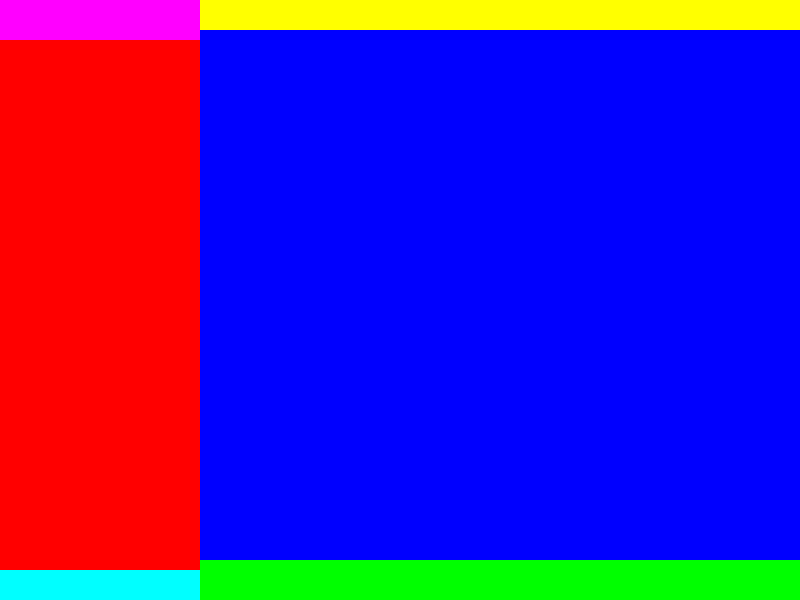
Above: src/qt/ui/decentralchat.ui from Goodyear-Smith-Dev/DecentralChat before the change. Below: the same form after it.
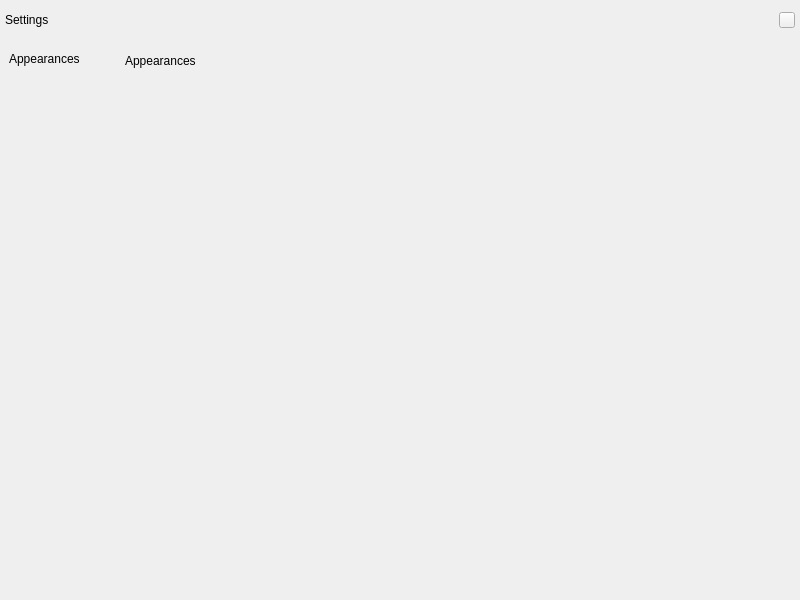
That is the form after the change. Custom widgets are drawn as their Qt base class.

Commit message: Add settings page

The edit to the form file:
```diff
--- a/src/qt/ui/decentralchat.ui
+++ b/src/qt/ui/decentralchat.ui
@@ -54,7 +54,7 @@
        </sizepolicy>
       </property>
       <property name="currentIndex">
-       <number>2</number>
+       <number>3</number>
       </property>
       <widget class="QWidget" name="p_cA">
        <property name="sizePolicy">
@@ -843,9 +843,6 @@
            </item>
            <item>
             <widget class="QWidget" name="p_main_mainContent" native="true">
-             <property name="styleSheet">
-              <string notr="true">background-color: blue;</string>
-             </property>
              <layout class="QVBoxLayout" name="verticalLayout_4" stretch="0,0,0">
               <property name="spacing">
                <number>0</number>
@@ -911,6 +908,292 @@
         </item>
        </layout>
       </widget>
+      <widget class="QWidget" name="p_sttn">
+       <layout class="QVBoxLayout" name="verticalLayout_5">
+        <property name="spacing">
+         <number>0</number>
+        </property>
+        <property name="leftMargin">
+         <number>0</number>
+        </property>
+        <property name="topMargin">
+         <number>0</number>
+        </property>
+        <property name="rightMargin">
+         <number>0</number>
+        </property>
+        <property name="bottomMargin">
+         <number>0</number>
+        </property>
+        <item>
+         <widget class="QWidget" name="sttnTop" native="true">
+          <layout class="QHBoxLayout" name="horizontalLayout_7">
+           <property name="spacing">
+            <number>0</number>
+           </property>
+           <property name="leftMargin">
+            <number>5</number>
+           </property>
+           <property name="topMargin">
+            <number>5</number>
+           </property>
+           <property name="rightMargin">
+            <number>5</number>
+           </property>
+           <property name="bottomMargin">
+            <number>10</number>
+           </property>
+           <item>
+            <widget class="QLabel" name="p_sttn_title">
+             <property name="sizePolicy">
+              <sizepolicy hsizetype="Preferred" vsizetype="Maximum">
+               <horstretch>0</horstretch>
+               <verstretch>0</verstretch>
+              </sizepolicy>
+             </property>
+             <property name="minimumSize">
+              <size>
+               <width>70</width>
+               <height>30</height>
+              </size>
+             </property>
+             <property name="font">
+              <font>
+               <pointsize>9</pointsize>
+              </font>
+             </property>
+             <property name="text">
+              <string>Settings</string>
+             </property>
+            </widget>
+           </item>
+           <item>
+            <spacer name="horizontalSpacer_4">
+             <property name="orientation">
+              <enum>Qt::Horizontal</enum>
+             </property>
+             <property name="sizeHint" stdset="0">
+              <size>
+               <width>40</width>
+               <height>20</height>
+              </size>
+             </property>
+            </spacer>
+           </item>
+           <item>
+            <widget class="QPushButton" name="p_sttn_leave">
+             <property name="sizePolicy">
+              <sizepolicy hsizetype="Fixed" vsizetype="Fixed">
+               <horstretch>0</horstretch>
+               <verstretch>0</verstretch>
+              </sizepolicy>
+             </property>
+             <property name="minimumSize">
+              <size>
+               <width>16</width>
+               <height>16</height>
+              </size>
+             </property>
+             <property name="maximumSize">
+              <size>
+               <width>16</width>
+               <height>16</height>
+              </size>
+             </property>
+             <property name="text">
+              <string/>
+             </property>
+             <property name="iconSize">
+              <size>
+               <width>16</width>
+               <height>16</height>
+              </size>
+             </property>
+            </widget>
+           </item>
+          </layout>
+         </widget>
+        </item>
+        <item>
+         <widget class="QWidget" name="sttnBottom" native="true">
+          <layout class="QHBoxLayout" name="horizontalLayout_2">
+           <property name="spacing">
+            <number>0</number>
+           </property>
+           <property name="leftMargin">
+            <number>0</number>
+           </property>
+           <property name="topMargin">
+            <number>0</number>
+           </property>
+           <property name="rightMargin">
+            <number>0</number>
+           </property>
+           <property name="bottomMargin">
+            <number>0</number>
+           </property>
+           <item>
+            <widget class="QScrollArea" name="sttnLeftBar">
+             <property name="sizePolicy">
+              <sizepolicy hsizetype="Minimum" vsizetype="Expanding">
+               <horstretch>0</horstretch>
+               <verstretch>0</verstretch>
+              </sizepolicy>
+             </property>
+             <property name="minimumSize">
+              <size>
+               <width>120</width>
+               <height>0</height>
+              </size>
+             </property>
+             <property name="layoutDirection">
+              <enum>Qt::LeftToRight</enum>
+             </property>
+             <property name="frameShape">
+              <enum>QFrame::NoFrame</enum>
+             </property>
+             <property name="verticalScrollBarPolicy">
+              <enum>Qt::ScrollBarAsNeeded</enum>
+             </property>
+             <property name="horizontalScrollBarPolicy">
+              <enum>Qt::ScrollBarAlwaysOff</enum>
+             </property>
+             <property name="widgetResizable">
+              <bool>true</bool>
+             </property>
+             <widget class="QWidget" name="p_sttn_categoryLinks">
+              <property name="geometry">
+               <rect>
+                <x>0</x>
+                <y>0</y>
+                <width>120</width>
+                <height>555</height>
+               </rect>
+              </property>
+              <property name="styleSheet">
+               <string notr="true"/>
+              </property>
+              <layout class="QVBoxLayout" name="verticalLayout_6">
+               <property name="topMargin">
+                <number>7</number>
+               </property>
+               <property name="rightMargin">
+                <number>0</number>
+               </property>
+               <property name="bottomMargin">
+                <number>0</number>
+               </property>
+               <item>
+                <widget class="Link" name="p_sttn_goToAppearances">
+                 <property name="cursor">
+                  <cursorShape>PointingHandCursor</cursorShape>
+                 </property>
+                 <property name="text">
+                  <string>Appearances</string>
+                 </property>
+                 <property name="page" stdset="0">
+                  <number>0</number>
+                 </property>
+                </widget>
+               </item>
+               <item>
+                <spacer name="verticalSpacer_3">
+                 <property name="orientation">
+                  <enum>Qt::Vertical</enum>
+                 </property>
+                 <property name="sizeHint" stdset="0">
+                  <size>
+                   <width>20</width>
+                   <height>40</height>
+                  </size>
+                 </property>
+                </spacer>
+               </item>
+              </layout>
+             </widget>
+            </widget>
+           </item>
+           <item>
+            <widget class="QStackedWidget" name="p_sttn_categories">
+             <widget class="QWidget" name="p_sttn_p_appr">
+              <layout class="QVBoxLayout" name="verticalLayout_7">
+               <property name="spacing">
+                <number>0</number>
+               </property>
+               <property name="leftMargin">
+                <number>0</number>
+               </property>
+               <property name="topMargin">
+                <number>0</number>
+               </property>
+               <property name="rightMargin">
+                <number>0</number>
+               </property>
+               <property name="bottomMargin">
+                <number>0</number>
+               </property>
+               <item>
+                <widget class="QScrollArea" name="scrollArea_2">
+                 <property name="frameShape">
+                  <enum>QFrame::NoFrame</enum>
+                 </property>
+                 <property name="widgetResizable">
+                  <bool>true</bool>
+                 </property>
+                 <widget class="QWidget" name="scrollAreaWidgetContents">
+                  <property name="geometry">
+                   <rect>
+                    <x>0</x>
+                    <y>0</y>
+                    <width>680</width>
+                    <height>555</height>
+                   </rect>
+                  </property>
+                  <layout class="QVBoxLayout" name="verticalLayout_8">
+                   <property name="leftMargin">
+                    <number>5</number>
+                   </property>
+                   <property name="rightMargin">
+                    <number>5</number>
+                   </property>
+                   <item>
+                    <widget class="QLabel" name="p_sttn_p_appr_title">
+                     <property name="font">
+                      <font>
+                       <pointsize>9</pointsize>
+                      </font>
+                     </property>
+                     <property name="text">
+                      <string>Appearances</string>
+                     </property>
+                    </widget>
+                   </item>
+                   <item>
+                    <spacer name="verticalSpacer_4">
+                     <property name="orientation">
+                      <enum>Qt::Vertical</enum>
+                     </property>
+                     <property name="sizeHint" stdset="0">
+                      <size>
+                       <width>20</width>
+                       <height>40</height>
+                      </size>
+                     </property>
+                    </spacer>
+                   </item>
+                  </layout>
+                 </widget>
+                </widget>
+               </item>
+              </layout>
+             </widget>
+            </widget>
+           </item>
+          </layout>
+         </widget>
+        </item>
+       </layout>
+      </widget>
      </widget>
     </item>
    </layout>
```
Left out of the diff: 2 changed lines with no effect on the pictures.
